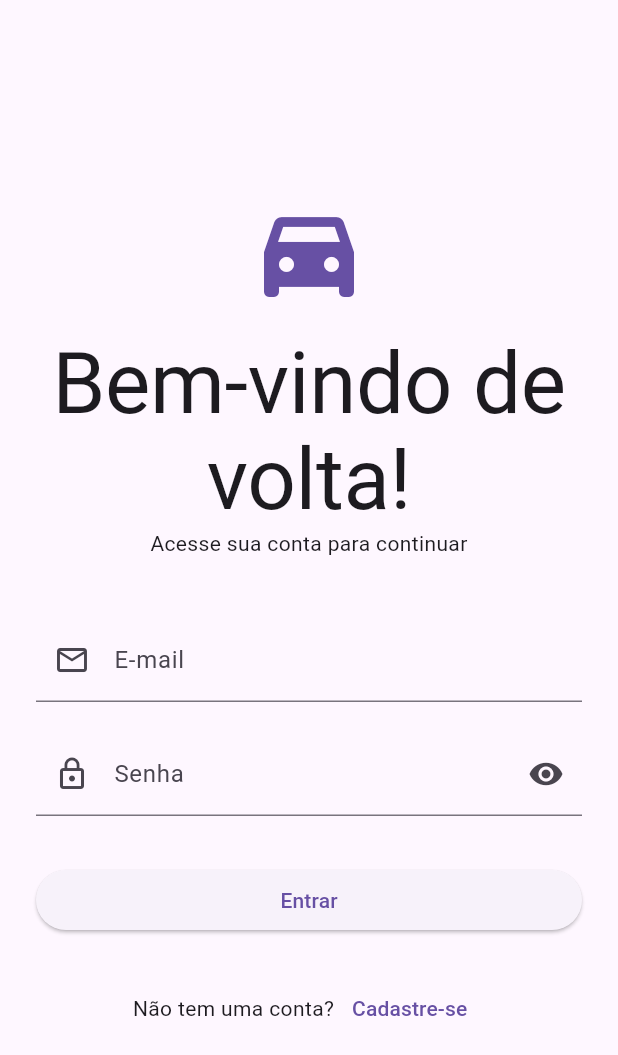
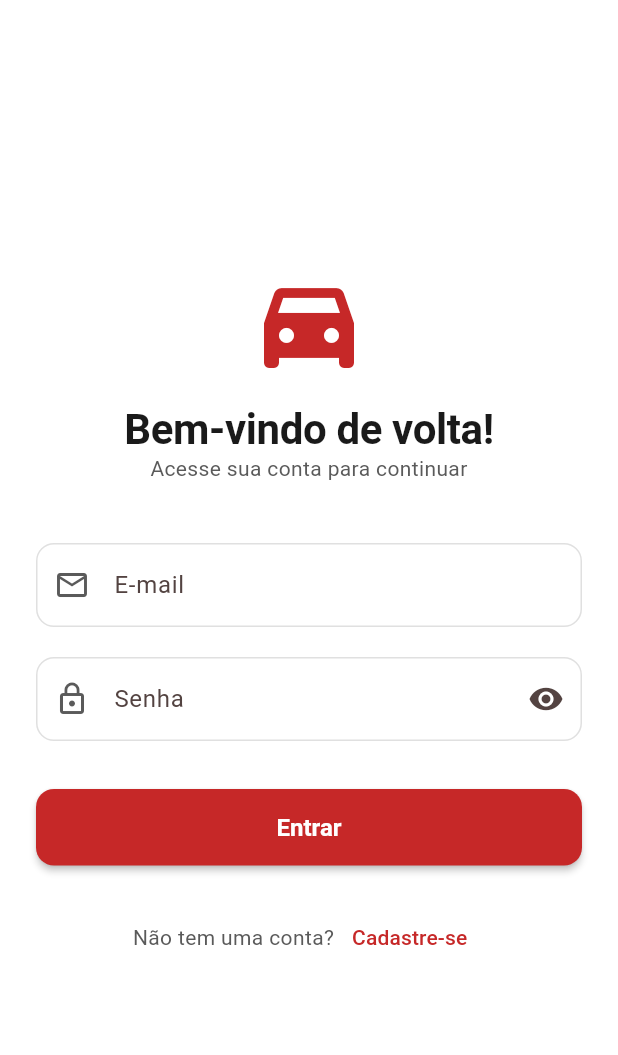
Before and after one commit to N1Heart/prova2mobile, a Flutter app: the screen it shows after launch, on a phone screen of 412 x 824 dp. Shown: the top 1055 px of the screen. Run offline on Flutter 3.47's test engine with Material 3 defaults, Android fonts, the light colour scheme and no system bars; our stand-ins replace cloud_firestore, firebase_auth, firebase_core, google_fonts; accounts and stored records are empty.

Commit message:
style(theme): tema customizado e navegação

```diff
--- a/lib/core/theme/app_theme.dart
+++ b/lib/core/theme/app_theme.dart
@@ -0,0 +1,147 @@
+import 'package:flutter/material.dart';
+import 'package:google_fonts/google_fonts.dart';
+
+class AppTheme {
+  // --- NOVAS CORES (Bege, Vermelho, Branco, Preto) ---
+  static const Color primaryColor = Color(
+    0xFFC62828,
+  ); // Vermelho (para botões, headers)
+  static const Color secondaryColor = Color(
+    0xFFD32F2F,
+  ); // Vermelho (para ícones, destaques)
+  static const Color errorColor = Color(
+    0xFFB71C1C,
+  ); // Vermelho Escuro (para erros)
+  static const Color surfaceColor = Color(
+    0xFFFFFFFF,
+  ); // Branco (para Cards e campos de texto)
+  static const Color backgroundColor = Color(
+    0xFFFFF9F0,
+  ); // Bege (Fundo principal)
+  static const Color darkTextColor = Color(
+    0xFF1a1a1a,
+  ); // Preto (para texto principal)
+  static const Color lightTextColor = Color(
+    0xFF5a5a5a,
+  ); // Cinza escuro (para texto secundário)
+
+  // --- O TEMA CLARO (Light Theme) ---
+  static ThemeData get lightTheme {
+    // 1. Começamos com um tema base (light)
+    final base = ThemeData.light(useMaterial3: true);
+
+    // 2. Aplicamos o GoogleFonts ao TextTheme INTEIRO do tema base
+    final textTheme = GoogleFonts.robotoTextTheme(
+      base.textTheme,
+    ).apply(bodyColor: darkTextColor, displayColor: darkTextColor);
+
+    // 3. Usamos 'copyWith' para aplicar nossas customizações
+    return base.copyWith(
+      // Esquema de cores principal
+      colorScheme: ColorScheme.fromSeed(
+        seedColor: primaryColor,
+        primary: primaryColor,
+        secondary: secondaryColor,
+        error: errorColor,
+        background: backgroundColor, // Fundo bege
+        surface: surfaceColor, // Superfície branca
+        brightness: Brightness.light,
+        onPrimary: Colors.white, // Texto em botões vermelhos
+        onSecondary: Colors.white,
+        onError: Colors.white,
+        onBackground: darkTextColor, // Texto no fundo bege
+        onSurface: darkTextColor, // Texto em cima dos cards brancos
+      ),
+
+      // Fundo principal do Scaffold
+      scaffoldBackgroundColor: backgroundColor,
+
+      // Tipografia (com as cores corretas)
+      textTheme: textTheme.copyWith(
+        displayLarge: textTheme.displayLarge?.copyWith(
+          fontWeight: FontWeight.bold,
+          fontSize: 28,
+          color: darkTextColor,
+        ),
+        titleLarge: textTheme.titleLarge?.copyWith(
+          fontWeight: FontWeight.w600,
+          fontSize: 22,
+          color: darkTextColor,
+        ),
+        bodyLarge: textTheme.bodyLarge?.copyWith(color: darkTextColor),
+        bodyMedium: textTheme.bodyMedium?.copyWith(
+          color: lightTextColor, // cor específica para bodyMedium
+        ),
+      ),
+
+      // Estilo dos Inputs (TextFormField)
+      inputDecorationTheme: InputDecorationTheme(
+        filled: true,
+        fillColor: surfaceColor, // Fundo branco
+        border: OutlineInputBorder(
+          borderRadius: BorderRadius.circular(12),
+          borderSide: BorderSide.none,
+        ),
+        enabledBorder: OutlineInputBorder(
+          borderRadius: BorderRadius.circular(12),
+          borderSide: BorderSide(
+            color: Colors.grey.shade300,
+          ), // Borda cinza claro
+        ),
+        focusedBorder: OutlineInputBorder(
+          borderRadius: BorderRadius.circular(12),
+          borderSide: const BorderSide(
+            color: primaryColor,
+            width: 2,
+          ), // Borda vermelha ao focar
+        ),
+        errorBorder: OutlineInputBorder(
+          borderRadius: BorderRadius.circular(12),
+          borderSide: const BorderSide(color: errorColor, width: 1.5),
+        ),
+        contentPadding: const EdgeInsets.symmetric(
+          horizontal: 16,
+          vertical: 16,
+        ),
+        prefixIconColor: lightTextColor,
+      ),
+
+      // Estilo dos Botões
+      elevatedButtonTheme: ElevatedButtonThemeData(
+        style: ElevatedButton.styleFrom(
+          backgroundColor: primaryColor, // Botão vermelho
+          foregroundColor: Colors.white, // Texto branco
+          padding: const EdgeInsets.symmetric(vertical: 16),
+          shape: RoundedRectangleBorder(
+            borderRadius: BorderRadius.circular(12),
+          ),
+          elevation: 2,
+          textStyle: GoogleFonts.roboto(
+            fontSize: 16,
+            fontWeight: FontWeight.bold,
+          ),
+        ),
+      ),
+
+      // Estilo da AppBar
+      appBarTheme: AppBarTheme(
+        backgroundColor: surfaceColor, // AppBar branca
+        foregroundColor: darkTextColor, // Ícones e Título (preto)
+        centerTitle: true,
+        elevation: 1,
+        scrolledUnderElevation: 2.0,
+        titleTextStyle: textTheme.titleLarge?.copyWith(
+          color: primaryColor,
+        ), // Título vermelho
+      ),
+
+      // Estilo do Card
+      cardTheme: CardThemeData(
+        elevation: 1,
+        color: surfaceColor, // Card branco
+        shadowColor: Colors.black.withOpacity(0.05),
+        shape: RoundedRectangleBorder(borderRadius: BorderRadius.circular(12)),
+      ),
+    );
+  }
+}
--- a/lib/main.dart
+++ b/lib/main.dart
@@ -8,7 +8,7 @@
 import 'package:p2mobile/views/auth/auth_wrapper.dart';
 import 'package:provider/provider.dart';
 import 'package:intl/date_symbol_data_local.dart';
-//import 'core/theme/app_theme.dart';
+import 'core/theme/app_theme.dart';
 import 'firebase_options.dart';
 
 void main() async {
@@ -45,9 +45,9 @@
         ),
       ],
       child: MaterialApp(
-        title: 'Fuel Manager',
+        title: 'Gerenciador de Abastecimento',
         debugShowCheckedModeBanner: false,
-        //theme: AppTheme.lightTheme,
+        theme: AppTheme.lightTheme,
         home: const AuthWrapper(),
       ),
     );
--- a/lib/views/dashboard/dashboard_screen.dart
+++ b/lib/views/dashboard/dashboard_screen.dart
@@ -90,7 +90,7 @@
               color: Theme.of(context).colorScheme.primary,
             ),
             child: Text(
-              'Fuel Manager',
+              'Gerenciador de Abastecimento',
               style: Theme.of(
                 context,
               ).textTheme.titleLarge?.copyWith(color: Colors.white),
```
